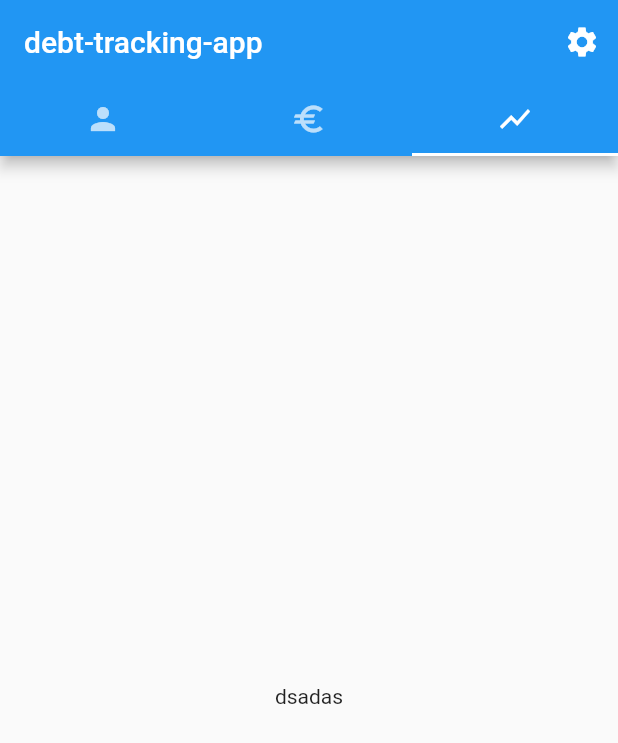
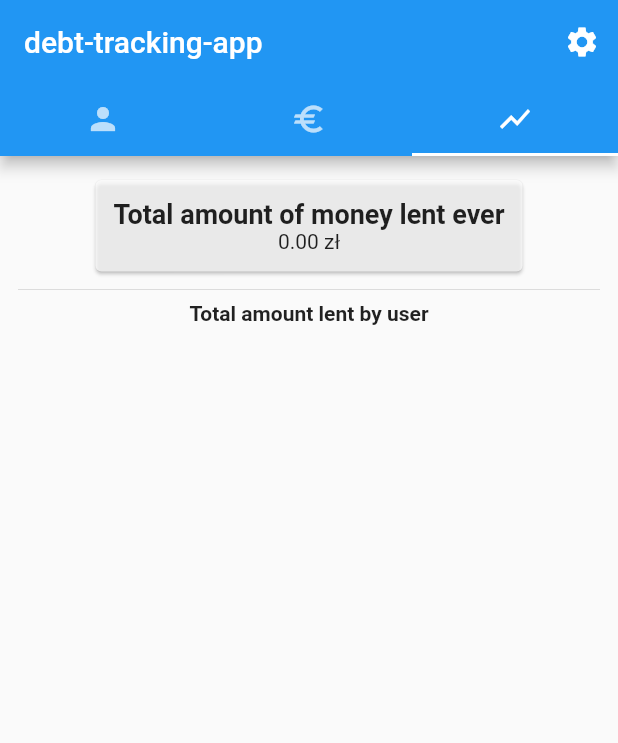
Before and after one commit to szczursonn/debt-tracking-app, a Flutter app: the screen it shows after launch, tab 3 chosen, on a phone screen of 412 x 824 dp. Shown: the top 743 px of the screen. Run offline on Flutter 3.47's test engine with Material 2 defaults, Android fonts, the light colour scheme and no system bars; our stand-ins replace image_picker, shared_preferences, sqflite; accounts and stored records are empty.

Commit message:
statistics page

```diff
--- a/lib/pages/statistics_page.dart
+++ b/lib/pages/statistics_page.dart
@@ -1,4 +1,11 @@
+import 'package:debt_tracking_app/models.dart';
+import 'package:debt_tracking_app/pages/user_page.dart';
+import 'package:debt_tracking_app/providers/debt_provider.dart';
+import 'package:debt_tracking_app/providers/settings_provider.dart';
+import 'package:debt_tracking_app/providers/user_provider.dart';
+import 'package:debt_tracking_app/widgets/user_avatar.dart';
 import 'package:flutter/material.dart';
+import 'package:provider/provider.dart';
 
 
 class StatisticsPage extends StatefulWidget {
@@ -9,34 +16,88 @@ class StatisticsPage extends StatefulWidget {
 }
 
 class _StatisticsPageState extends State<StatisticsPage> {
-  late dynamic _stats;
-  bool _loading = false;
-
-  @override
-  void initState() {
-    super.initState();
-    loadStats();
-  }
-
-  Future<void> loadStats() async {
-    setState(() => _loading = true);
-
-    // load stats
-
-    if (mounted) setState(() => _loading = false);
-  }
 
   @override
   Widget build(BuildContext context) {
     return Scaffold(
-      body: Center(
-        child: _loading ? const CircularProgressIndicator() : Column(
-          mainAxisAlignment: MainAxisAlignment.center,
-          children: [
-            Text('dsadas')
-          ],
+      body: SingleChildScrollView(
+        child: Container(
+          margin: const EdgeInsets.all(12),
+          child: Center(
+            child: Column(
+              children: [
+                Card(
+                  child: Container(
+                    margin: const EdgeInsets.all(12),
+                    child: Column(
+                      mainAxisSize: MainAxisSize.min,
+                      children: [
+                        const Text('Total amount of money lent ever', style: TextStyle(fontWeight: FontWeight.bold, fontSize: 18)),
+                        Selector<SettingsProvider, String>(
+                          selector: (context, provider) => provider.currency,
+                          builder: (context, currency, _) => Selector<DebtProvider, int>(
+                            selector: (context, provider) => provider.getTotalOwedAmount(),
+                            builder: (context, amount, _) => Text('${(amount/100).toStringAsFixed(2)} $currency'),
+                          ),
+                        )
+                      ],
+                    ),
+                  ),
+                ),
+                const Divider(),
+                const Text('Total amount lent by user', style: TextStyle(fontWeight: FontWeight.bold)),
+                Selector2<DebtProvider, UserProvider, List<_UserWithAmount>>(
+                  selector: (context, debtProvider, userProvider) {
+                    var lst = userProvider.getUserIds().map((e) => _UserWithAmount(userId: e, amount: debtProvider.getUserTotalOwedAmount(e))).toList();
+                    lst.sort((a, b) => a.amount>b.amount ? -1 : 1);
+                    return lst;
+                  },
+                  builder: (context, value, _) => ListView.builder(
+                    shrinkWrap: true,
+                    physics: const NeverScrollableScrollPhysics(),
+                    itemCount: value.length,
+                    itemBuilder: (context, index) {
+                      var item = value[index];
+                      return Selector<UserProvider, User?>(
+                        selector: (context, provider) => provider.getUser(item.userId),
+                        builder: (context, user, _) => user == null ? Container() : Card(
+                          elevation: 2,
+                          child: Column(
+                            children: [
+                              ListTile(
+                                leading: UserAvatar(user: user),
+                                title: Text(
+                                  user.name,
+                                  style: const TextStyle(fontWeight: FontWeight.bold),
+                                ),
+                                trailing: Selector<SettingsProvider, String>(
+                                  selector: (context, provider) => provider.currency,
+                                  builder: (context, currency, _) => Text(
+                                    '${(item.amount/100).toStringAsFixed(2)} $currency',
+                                    style: const TextStyle(fontWeight: FontWeight.bold, fontSize: 18, color: Colors.green)
+                                  ),
+                                ),
+                                onTap: ()=>Navigator.push(context, MaterialPageRoute(builder: (context)=>UserPage(userId: user.id))),
+                              )
+                            ],
+                          ),
+                        ),
+                      );
+                    },
+                  ),
+                )
+              ],
+            ),
+          ),
         ),
       ),
     );
   }
 }
+
+class _UserWithAmount {
+  _UserWithAmount({required this.userId, required this.amount});
+
+  final int userId;
+  final int amount;
+}
--- a/lib/providers/debt_provider.dart
+++ b/lib/providers/debt_provider.dart
@@ -22,6 +22,8 @@ class DebtProvider extends ChangeNotifier {
   List<Debtor> getDebtDebtors(int debtId) => _debtorsByDebtId[debtId] ?? [];
 
   int getUserTotalOwedAmount(int userId) => Utils.sumDebtors(_debtorsByUserId[userId] ?? []);
+
+  int getTotalOwedAmount() => Utils.sumDebtors(_debtsById.keys.map((e) => _debtorsByDebtId[e]!).expand((e) => e));
 
   Debt? getDebt(int debtId) => _debtsById[debtId];
 
```
